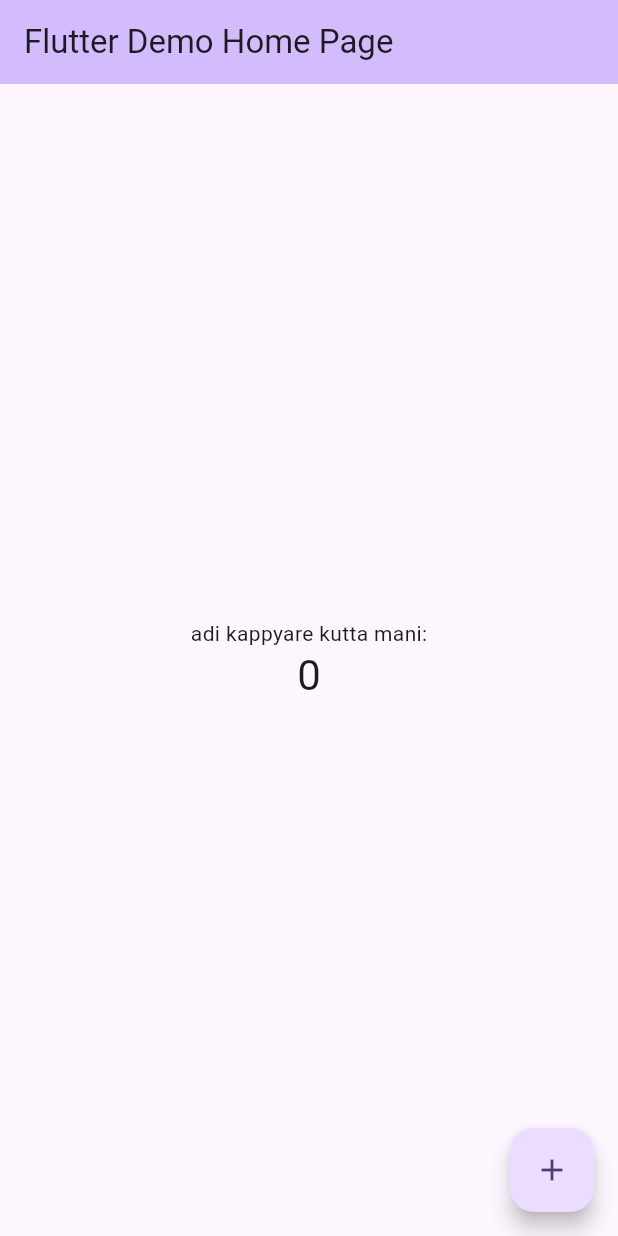
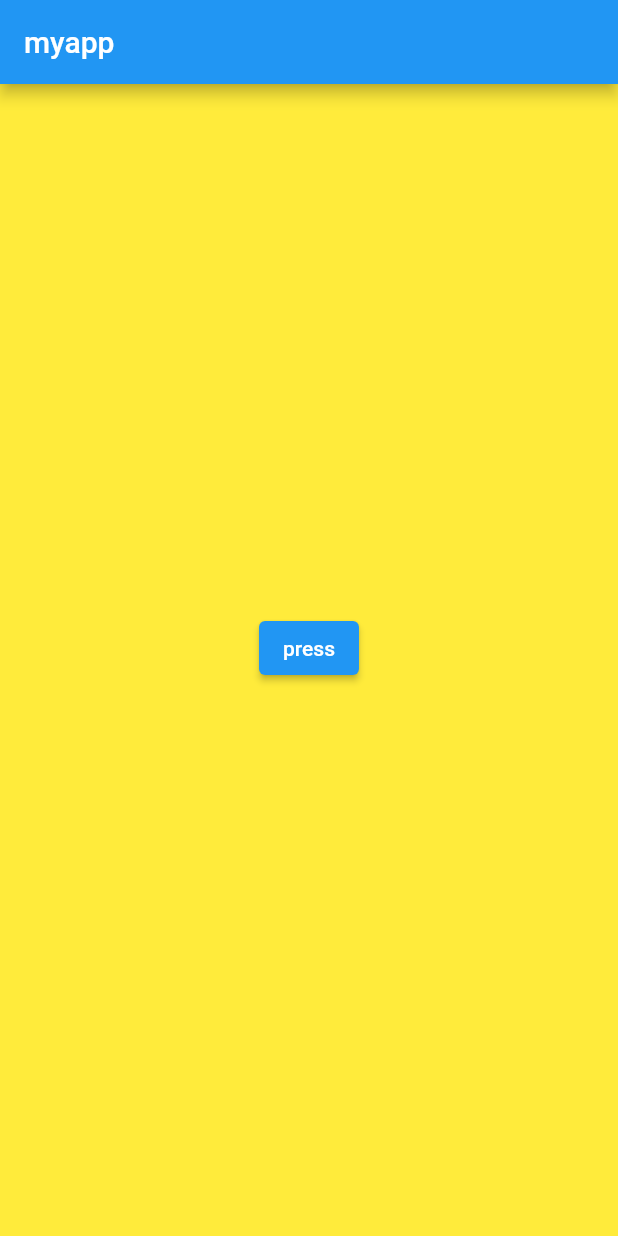
Before and after one commit to RUFAID6898/butten-click, a Flutter app: the screen it shows after launch, on a phone screen of 412 x 824 dp. Run offline on Flutter 3.47's test engine with Material 2 defaults, Android fonts, the phone set to English and light mode, and no system bars.

Commit message:
new creation

```diff
--- a/lib/main.dart
+++ b/lib/main.dart
@@ -1,69 +1,103 @@
 import 'package:flutter/material.dart';
+import 'package:flutter_application_2/second.dart';
 
 void main() {
-  runApp(const MyApp());
+  runApp(MyApp());
 }
 
-class MyApp extends StatelessWidget {
+class MyApp extends StatefulWidget {
   const MyApp({super.key});
 
   @override
+  State<MyApp> createState() => _MyAppState();
+}
+
+class _MyAppState extends State<MyApp> {
+  @override
   Widget build(BuildContext context) {
-    return MaterialApp(
-      title: 'Flutter Demo',
-      theme: ThemeData(
-        colorScheme: ColorScheme.fromSeed(seedColor: Colors.deepPurple),
-        useMaterial3: true,
-      ),
-      home: const MyHomePage(title: 'Flutter Demo Home Page'),
-    );
+    return const MaterialApp(home: HomeScreen());
   }
 }
 
-class MyHomePage extends StatefulWidget {
-  const MyHomePage({super.key, required this.title});
 
-  final String title;
 
-  @override
-  State<MyHomePage> createState() => _MyHomePageState();
-}
+// class HomeScreen extends StatefulWidget {
+//   const HomeScreen({super.key});
 
-class _MyHomePageState extends State<MyHomePage> {
-  int _counter = 0;
+//   @override
+//   State<HomeScreen> createState() => _HomeScreenState();
+// }
 
-  void _incrementCounter() {
-    setState(() {
-      _counter++;
-    });
-  }
+// class _HomeScreenState extends State<HomeScreen> {
+//   @override
+//   Widget build(BuildContext context) {
+//     return Scaffold(
+//         appBar: AppBar(title: Text('myapp')),
+//         backgroundColor: Colors.blue,
+//         body: Column(
+//           mainAxisAlignment: MainAxisAlignment.center,
+//           children: [
+//             Row(
+//               mainAxisAlignment: MainAxisAlignment.center,
+//               children: [
+//                 InkWell(
+//                   onTap: () {
+//                     setState(() {});
+//                   },
+//                   child: Container(
+//                     width: 70,
+//                     height: 70,
+//                     color: Colors.purpleAccent,
+//                   ),
+//                 )
+//               ],
+//             ),
+//             const SizedBox(
+//               width: 50,
+//             ),
+//             Row(
+//               mainAxisAlignment: MainAxisAlignment.center,
+//               children: [
+//                 InkWell(
+//                   onTap: () {
+//                     setState(() {});
+//                   },
+//                   child: Container(
+//                     width: 70,
+//                     height: 70,
+//                     color: Colors.redAccent,
+//                   ),
+//                 )
+//               ],
+//             ),
+//             Row(
+//               mainAxisAlignment: MainAxisAlignment.center,
+//               children: [
+//                 Container(
+//                   width: 70,
+//                   height: 70,
+//                   color: Colors.redAccent,
+//                 )
+//               ],
+//             )
+//           ],
+//         ));
+//   }
+// }
 
-  @override
-  Widget build(BuildContext context) {
-    return Scaffold(
-      appBar: AppBar(
-        backgroundColor: Theme.of(context).colorScheme.inversePrimary,
-        title: Text(widget.title),
-      ),
-      body: Center(
-        child: Column(
-          mainAxisAlignment: MainAxisAlignment.center,
-          children: <Widget>[
-            const Text(
-              'adi kappyare kutta mani:',
-            ),
-            Text(
-              '$_counter',
-              style: Theme.of(context).textTheme.headlineMedium,
-            ),
-          ],
-        ),
-      ),
-      floatingActionButton: FloatingActionButton(
-        onPressed: _incrementCounter,
-        tooltip: 'Increment',
-        child: const Icon(Icons.add),
-      ),
-    );
-  }
-}
+// class NewApp extends StatefulWidget {
+//   const NewApp({super.key});
+
+//   @override
+//   State<NewApp> createState() => _NewAppState();
+// }
+
+// class _NewAppState extends State<NewApp> {
+//   @override
+//   Widget build(BuildContext context) {
+//     return
+//      const MaterialApp(
+//       home: HomeScreen(),
+//     );
+//   }
+// }
--- /dev/null
+++ b/lib/second.dart
@@ -0,0 +1,53 @@
+import 'package:flutter/material.dart';
+
+class HomeScreen extends StatefulWidget {
+  const HomeScreen({super.key});
+
+  @override
+  State<HomeScreen> createState() => _HomeScreenState();
+}
+
+class _HomeScreenState extends State<HomeScreen> {
+  // String names = 'rufaid';
+  // void name = 'rufaid';
+  // void nn() {
+  //   setState(() {
+  //     name;
+  //   });
+  // }
+  String name = '';
+  void hoi() {
+    setState(() {
+      name = "rufaid";
+    });
+  }
+
+  @override
+  Widget build(BuildContext context) {
+    return Scaffold(
+        appBar: AppBar(
+          title: const Text('myapp'),
+        ),
+        backgroundColor: Colors.yellow,
+        body: Center(
+          child: Column(
+            mainAxisAlignment: MainAxisAlignment.center,
+            children: [
+              // const Text(
+              //   'rufaid',
+              //   style: TextStyle(fontSize: 20),
+              // ),
+              // const Text('rufaid'),
+              const SizedBox(
+                width: 20,
+              ),
+              // ElevatedButton(
+              //     onPressed:name,
+              //     child: Text('press'))
+              ElevatedButton(onPressed: hoi, child: const Text('press')),
+              Text(name)
+            ],
+          ),
+        ));
+  }
+}
```
